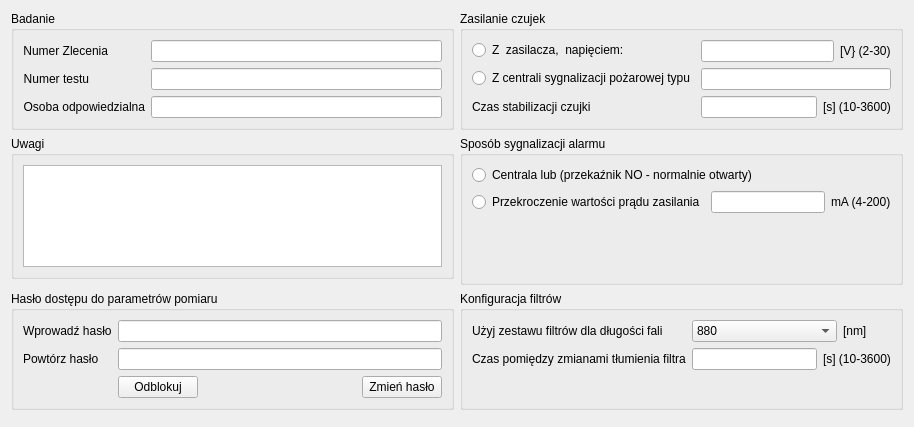
Before: the Qt Designer form CzujkiLinioweApp/parametrybadaniaogolnedlg.ui in wiacekmarcin/CzujkiLiniowe, drawn with Qt 5.
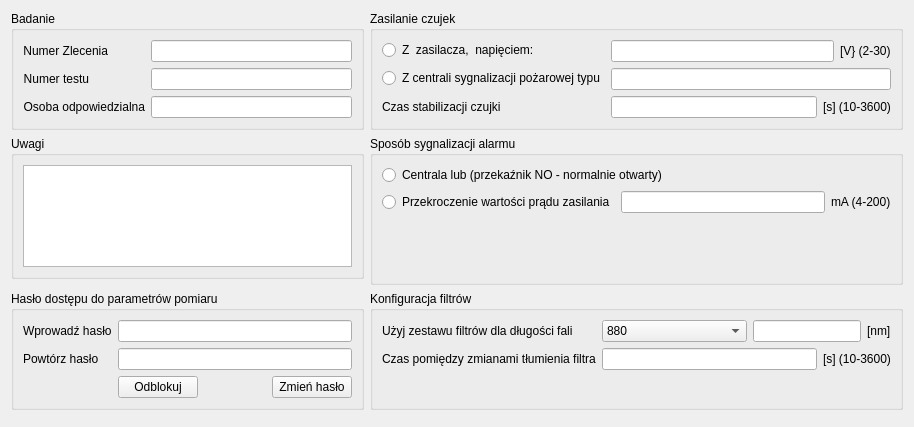
After: the same form once the commit is applied.

Patch:
```diff
--- a/CzujkiLinioweApp/parametrybadaniaogolnedlg.ui
+++ b/CzujkiLinioweApp/parametrybadaniaogolnedlg.ui
@@ -145,6 +145,12 @@
             <height>0</height>
            </size>
           </property>
+          <property name="editable">
+           <bool>false</bool>
+          </property>
+          <property name="insertPolicy">
+           <enum>QComboBox::InsertAtBottom</enum>
+          </property>
           <item>
            <property name="text">
             <string>880</string>
@@ -157,6 +163,9 @@
           </item>
          </widget>
         </item>
+        <item>
+         <widget class="QLineEdit" name="dlugoscFaliLineEdit"/>
+        </item>
         <item>
          <widget class="QLabel" name="lunumdlugoscfali">
           <property name="text">
```
Left out of the diff: 24 changed lines with no effect on the pictures.
